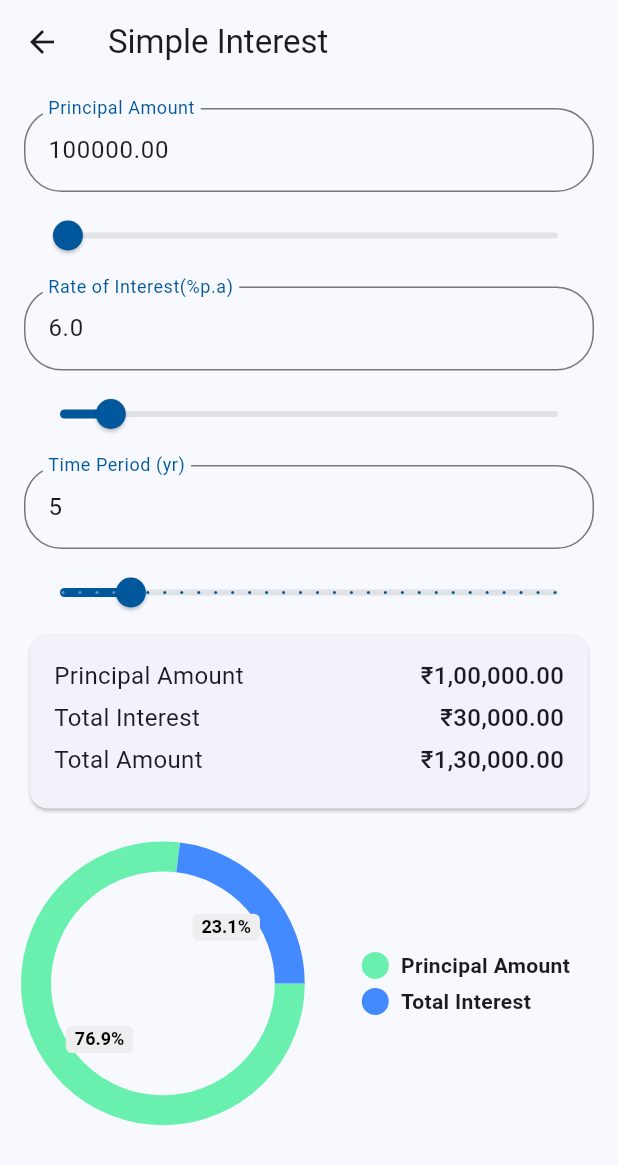
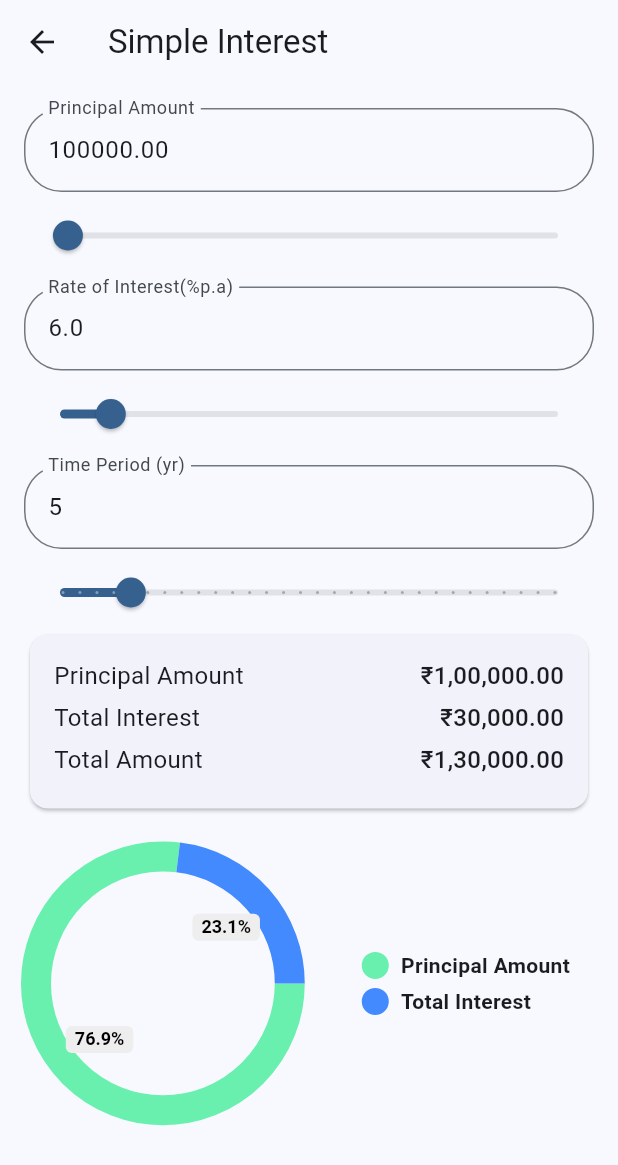
Before and after one commit to Dhanush623/fincalc, a Flutter app: the screen it shows after launch, after a tap on "Useful Tools", after a tap on "Simple Interest", on a phone screen of 412 x 824 dp. Shown: the top 1165 px of the screen. Run offline on Flutter 3.47's test engine with Material 3 defaults, Android fonts, the phone set to English and light mode, and no system bars; drawn by our look-alikes of pie_chart; our stand-ins replace firebase_analytics, firebase_core, firebase_crashlytics, firebase_messaging, flutter_local_notifications, permission_handler and 1 more; accounts and stored records are empty.

Commit message:
v1.0.3 fixes

```diff
--- a/lib/src/screens/settings/settings.dart
+++ b/lib/src/screens/settings/settings.dart
@@ -121,7 +121,6 @@ class _SettingsState extends State<Settings> with WidgetsBindingObserver {
             ),
             trailing: Switch(
               value: isDarkTheme,
-              activeColor: const Color(0xFF01579B),
               onChanged: (bool value) {
                 Provider.of<ThemeManager>(context, listen: false).toggleTheme();
                 saveData(
@@ -141,7 +140,6 @@ class _SettingsState extends State<Settings> with WidgetsBindingObserver {
               style: TextStyle(fontSize: 18),
             ),
             trailing: Switch(
-              activeColor: const Color(0xFF01579B),
               value: isNotification,
               onChanged: (bool value) {
                 changeNotificationPermission();
--- a/lib/src/widgets/custom_slider.dart
+++ b/lib/src/widgets/custom_slider.dart
@@ -20,7 +20,6 @@ class CustomSlider extends StatelessWidget {
   @override
   Widget build(BuildContext context) {
     return Slider(
-        activeColor: const Color(0xFF01579B),
         value: value > min ? value : min,
         min: min,
         max: max,
--- a/lib/src/widgets/custom_text_field.dart
+++ b/lib/src/widgets/custom_text_field.dart
@@ -27,21 +27,15 @@ class CustomTextInput extends StatelessWidget {
       decoration: InputDecoration(
         label: Text(label),
         hintText: hint,
-        labelStyle: const TextStyle(
-          color: Color(0xFF01579B),
-        ),
         focusedBorder: OutlineInputBorder(
           borderRadius: BorderRadius.circular(25.0),
-          borderSide: const BorderSide(
-            color: Color(0xFF01579B),
-          ),
+          borderSide: const BorderSide(),
         ),
         border: OutlineInputBorder(
           borderRadius: BorderRadius.circular(25.0),
           borderSide: const BorderSide(),
         ),
       ),
-      cursorColor: const Color(0xFF01579B),
       enabled: enabled,
       keyboardType: textInputType,
       inputFormatters: inputFormatter,
--- a/pubspec.yaml
+++ b/pubspec.yaml
@@ -16,7 +16,7 @@ publish_to: 'none' # Remove this line if you wish to publish to pub.dev
 # https://developer.apple.com/library/archive/documentation/General/Reference/InfoPlistKeyReference/Articles/CoreFoundationKeys.html
 # In Windows, build-name is used as the major, minor, and patch parts
 # of the product and file versions while build-number is used as the build suffix.
-version: 1.0.1+3
+version: 1.0.2+4
 
 environment:
   sdk: '>=3.2.1 <4.0.0'
```
Also changed, not shown: lib/src/widgets/custom_dropdown.dart (+1 -6 lines).
